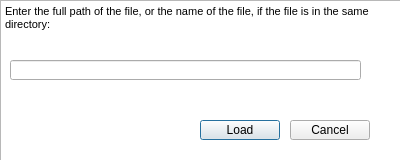
Above: loadcomputersfromfile.ui from marthagb/VLN1-Skil-3 before the change. Below: the same form after it.
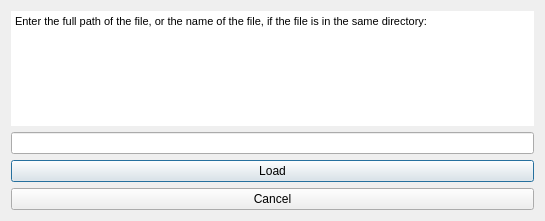
That is the form after the change.

Commit message: layout á save og load file

The edit to the form file:
```diff
--- a/loadcomputersfromfile.ui
+++ b/loadcomputersfromfile.ui
@@ -6,79 +6,60 @@
    <rect>
     <x>0</x>
     <y>0</y>
-    <width>400</width>
-    <height>160</height>
+    <width>545</width>
+    <height>221</height>
    </rect>
   </property>
   <property name="windowTitle">
    <string>Load from file</string>
   </property>
-  <widget class="QTextBrowser" name="textForLoadToFile">
-   <property name="geometry">
-    <rect>
-     <x>0</x>
-     <y>0</y>
-     <width>401</width>
-     <height>161</height>
-    </rect>
+  <layout class="QGridLayout" name="gridLayout">
+   <item row="0" column="0">
+    <widget class="QTextBrowser" name="textForLoadToFile_2">
+     <property name="enabled">
+      <bool>true</bool>
+     </property>
+     <property name="frameShape">
+      <enum>QFrame::NoFrame</enum>
+     </property>
+     <property name="frameShadow">
+      <enum>QFrame::Sunken</enum>
+     </property>
+     <property name="lineWidth">
+      <number>1</number>
+     </property>
+     <property name="sizeAdjustPolicy">
+      <enum>QAbstractScrollArea::AdjustToContents</enum>
    </property>
    <property name="html">
     <string>&lt;!DOCTYPE HTML PUBLIC &quot;-//W3C//DTD HTML 4.0//EN&quot; &quot;http://www.w3.org/TR/REC-html40/strict.dtd&quot;&gt;
 &lt;html&gt;&lt;head&gt;&lt;meta name=&quot;qrichtext&quot; content=&quot;1&quot; /&gt;&lt;style type=&quot;text/css&quot;&gt;
 p, li { white-space: pre-wrap; }
-&lt;/style&gt;&lt;/head&gt;&lt;body style=&quot; font-family:'.SF NS Text'; font-size:13pt; font-weight:400; font-style:normal;&quot;&gt;
-&lt;p style=&quot; margin-top:0px; margin-bottom:0px; margin-left:0px; margin-right:0px; -qt-block-indent:0; text-indent:0px;&quot;&gt;&lt;span style=&quot; font-family:'MS Shell Dlg 2'; font-size:8.14286pt;&quot;&gt;Enter the full path of the file, or the name of the file, if the file is in the same directory:&lt;/span&gt;&lt;/p&gt;&lt;/body&gt;&lt;/html&gt;</string>
-   </property>
-  </widget>
-  <widget class="QLineEdit" name="InputForTextFileName">
-   <property name="geometry">
-    <rect>
-     <x>10</x>
-     <y>60</y>
-     <width>351</width>
-     <height>20</height>
-    </rect>
-   </property>
-  </widget>
+&lt;/style&gt;&lt;/head&gt;&lt;body style=&quot; font-family:'MS Shell Dlg 2'; font-size:7.8pt; font-weight:400; font-style:normal;&quot;&gt;
+&lt;p style=&quot; margin-top:0px; margin-bottom:0px; margin-left:0px; margin-right:0px; -qt-block-indent:0; text-indent:0px;&quot;&gt;&lt;span style=&quot; font-size:8.14286pt;&quot;&gt;Enter the full path of the file, or the name of the file, if the file is in the same directory:&lt;/span&gt;&lt;/p&gt;
+&lt;p style=&quot;-qt-paragraph-type:empty; margin-top:0px; margin-bottom:0px; margin-left:0px; margin-right:0px; -qt-block-indent:0; text-indent:0px; font-size:8.14286pt;&quot;&gt;&lt;br /&gt;&lt;/p&gt;
+&lt;p style=&quot;-qt-paragraph-type:empty; margin-top:0px; margin-bottom:0px; margin-left:0px; margin-right:0px; -qt-block-indent:0; text-indent:0px; font-size:8.14286pt;&quot;&gt;&lt;br /&gt;&lt;/p&gt;&lt;/body&gt;&lt;/html&gt;</string>
+     </property>
+    </widget>
+   </item>
+   <item row="1" column="0">
+    <widget class="QLineEdit" name="InputForTextFileName"/>
+   </item>
+   <item row="2" column="0">
   <widget class="QPushButton" name="ButtonLoad">
-   <property name="geometry">
-    <rect>
-     <x>200</x>
-     <y>120</y>
-     <width>80</width>
-     <height>20</height>
-    </rect>
-   </property>
    <property name="text">
     <string>Load</string>
    </property>
   </widget>
+   </item>
+   <item row="3" column="0">
   <widget class="QPushButton" name="ButtonCancel">
-   <property name="geometry">
-    <rect>
-     <x>290</x>
-     <y>120</y>
-     <width>80</width>
-     <height>20</height>
-    </rect>
-   </property>
    <property name="text">
     <string>Cancel</string>
    </property>
   </widget>
-  <widget class="QLabel" name="LabelErrorMessage">
-   <property name="geometry">
-    <rect>
-     <x>180</x>
-     <y>30</y>
-     <width>171</width>
-     <height>16</height>
-    </rect>
-   </property>
-   <property name="text">
-    <string/>
-   </property>
-  </widget>
+   </item>
+  </layout>
  </widget>
  <resources/>
  <connections/>
```
Lines whose indentation alone changed are shown as unchanged. The commit also changes 5 other files.
